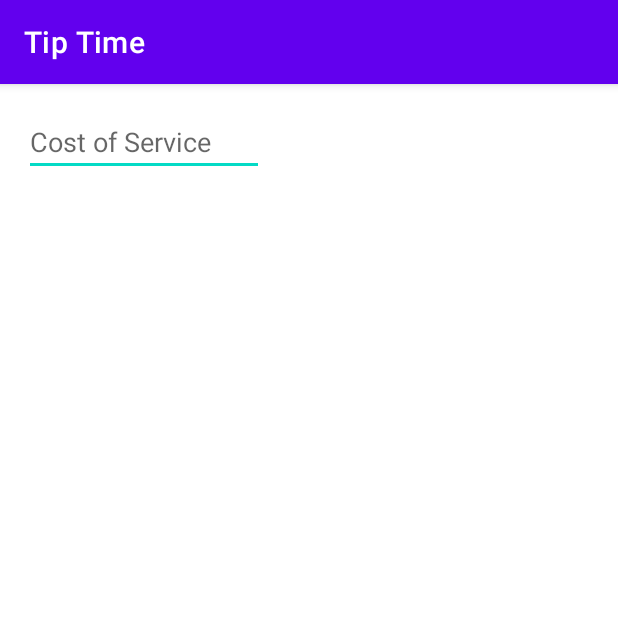
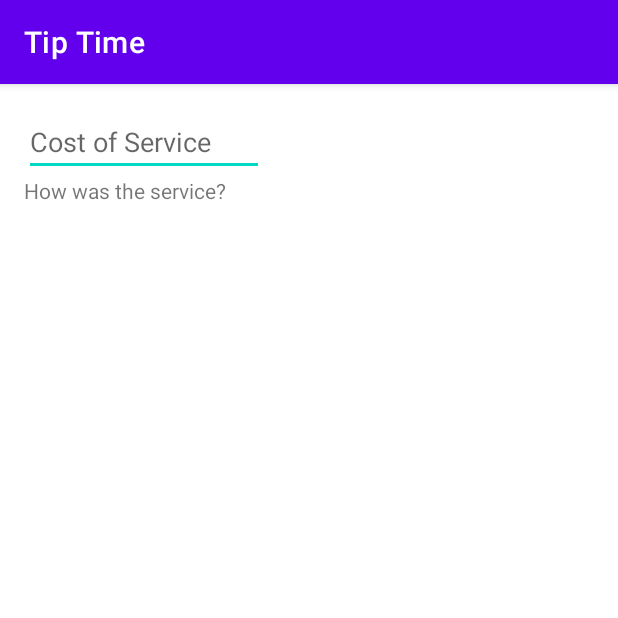
Before and after one commit to RichoHa/android.tiptime.app, an Android app: the screen it shows after launch (MainActivity), on a phone screen of 412 x 824 dp, the top half of it. Run offline under Robolectric (Android 15) with nearby library versions, the phone set to English and light mode, and no system bars.

Commit message:
Added Text View and Positioned it

```diff
--- a/app/src/main/res/layout/activity_main.xml
+++ b/app/src/main/res/layout/activity_main.xml
@@ -17,9 +17,16 @@
         android:layout_width="160dp"
         android:inputType="numberDecimal"
         android:hint="Cost of Service"
+        />
 
+    <TextView
+        app:layout_constraintStart_toStartOf="parent"
+        app:layout_constraintTop_toBottomOf="@id/cost_of_service"
 
-        />
+        android:id="@+id/service_question"
+        android:layout_width="wrap_content"
+        android:layout_height="wrap_content"
+        android:text="How was the service?"/>
 
 
 
```
